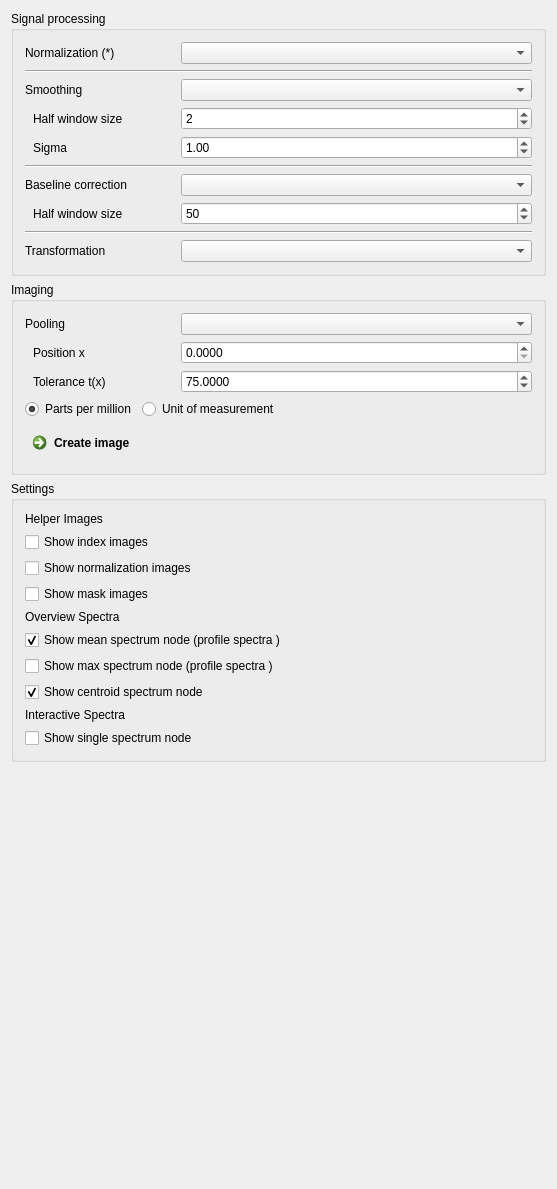
First picture: the form in Plugins/org.mitk.gui.qt.m2.data/src/internal/m2Data.ui, repository m2aia/m2aia, before the edit.
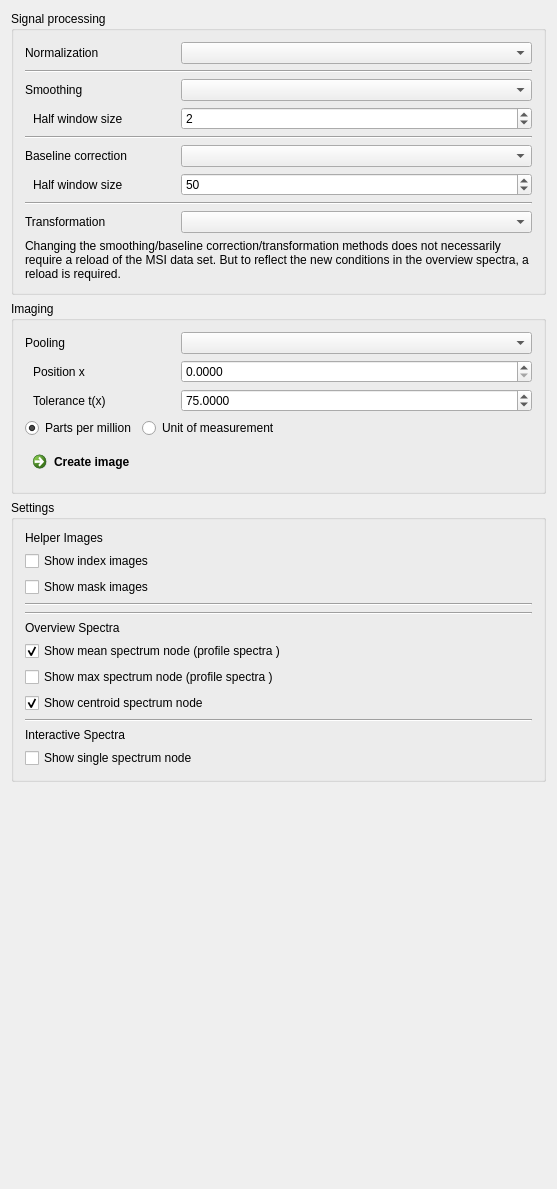
Second picture: the form after the edit.

Commit message: update data view

Patch:
```diff
--- a/Plugins/org.mitk.gui.qt.m2.data/src/internal/m2Data.ui
+++ b/Plugins/org.mitk.gui.qt.m2.data/src/internal/m2Data.ui
@@ -70,7 +70,7 @@
            </size>
           </property>
           <property name="text">
-           <string>Normalization (*)</string>
+           <string>Normalization</string>
           </property>
           <property name="indent">
            <number>0</number>
@@ -201,63 +201,6 @@
         </item>
        </layout>
       </item>
-      <item>
-       <layout class="QHBoxLayout" name="horizontalLayout_10">
-        <item>
-         <widget class="QLabel" name="label_10">
-          <property name="sizePolicy">
-           <sizepolicy hsizetype="Preferred" vsizetype="Preferred">
-            <horstretch>1</horstretch>
-            <verstretch>0</verstretch>
-           </sizepolicy>
-          </property>
-          <property name="minimumSize">
-           <size>
-            <width>150</width>
-            <height>0</height>
-           </size>
-          </property>
-          <property name="maximumSize">
-           <size>
-            <width>150</width>
-            <height>16777215</height>
-           </size>
-          </property>
-          <property name="text">
-           <string>Sigma</string>
-          </property>
-          <property name="alignment">
-           <set>Qt::AlignLeading|Qt::AlignLeft|Qt::AlignVCenter</set>
-          </property>
-          <property name="indent">
-           <number>8</number>
-          </property>
-         </widget>
-        </item>
-        <item>
-         <widget class="QDoubleSpinBox" name="spnBxSigma">
-          <property name="sizePolicy">
-           <sizepolicy hsizetype="Preferred" vsizetype="Preferred">
-            <horstretch>0</horstretch>
-            <verstretch>0</verstretch>
-           </sizepolicy>
-          </property>
-          <property name="maximumSize">
-           <size>
-            <width>16777215</width>
-            <height>16777215</height>
-           </size>
-          </property>
-          <property name="toolTip">
-           <string>Window size expressed as required by an gaussian kernel with the given sigma.</string>
-          </property>
-          <property name="value">
-           <double>1.000000000000000</double>
-          </property>
-         </widget>
-        </item>
-       </layout>
-      </item>
       <item>
        <widget class="Line" name="line_3">
         <property name="orientation">
@@ -401,6 +344,16 @@
         </item>
        </layout>
       </item>
+      <item>
+       <widget class="QLabel" name="label_7">
+        <property name="text">
+         <string>Changing the smoothing/baseline correction/transformation methods does not necessarily require a reload of the MSI data set. But to reflect the new conditions in the overview spectra, a reload is required.</string>
+        </property>
+        <property name="wordWrap">
+         <bool>true</bool>
+        </property>
+       </widget>
+      </item>
      </layout>
     </widget>
    </item>
@@ -586,8 +539,11 @@
           <property name="decimals">
            <number>4</number>
           </property>
+          <property name="minimum">
+           <double>10.000000000000000</double>
+          </property>
           <property name="maximum">
-           <double>9999.000000000000000</double>
+           <double>10000000000000.000000000000000</double>
           </property>
           <property name="value">
            <double>75.000000000000000</double>
@@ -732,16 +688,6 @@
         </property>
        </widget>
       </item>
-      <item>
-       <widget class="QCheckBox" name="showNormImages">
-        <property name="text">
-         <string>Show normalization images</string>
-        </property>
-        <property name="tristate">
-         <bool>false</bool>
-        </property>
-       </widget>
-      </item>
       <item>
        <widget class="QCheckBox" name="showMaskImages">
         <property name="text">
@@ -752,6 +698,20 @@
         </property>
        </widget>
       </item>
+      <item>
+       <widget class="Line" name="hLineNormImages">
+        <property name="orientation">
+         <enum>Qt::Horizontal</enum>
+        </property>
+       </widget>
+      </item>
+      <item>
+       <widget class="Line" name="line_4">
+        <property name="orientation">
+         <enum>Qt::Horizontal</enum>
+        </property>
+       </widget>
+      </item>
       <item>
        <widget class="QLabel" name="label_3">
         <property name="text">
@@ -795,6 +755,13 @@
         </property>
        </widget>
       </item>
+      <item>
+       <widget class="Line" name="line_5">
+        <property name="orientation">
+         <enum>Qt::Horizontal</enum>
+        </property>
+       </widget>
+      </item>
       <item>
        <widget class="QLabel" name="label_5">
         <property name="text">
```
Left out of the diff: 2 changed lines with no effect on the pictures. The commit also changes 2 other files.
